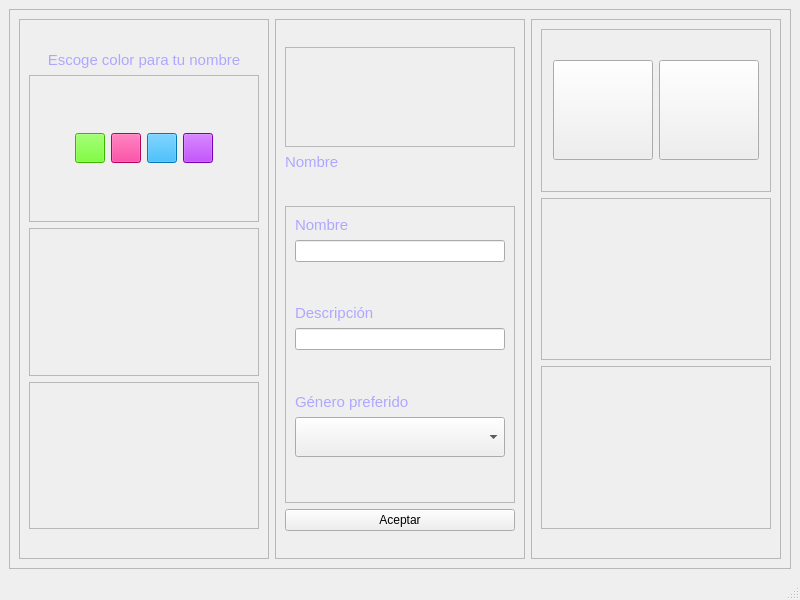
The window that views/cloudy_profile.ui (ximenaaloya/cloudymusic) describes before a commit, drawn with Qt 5.
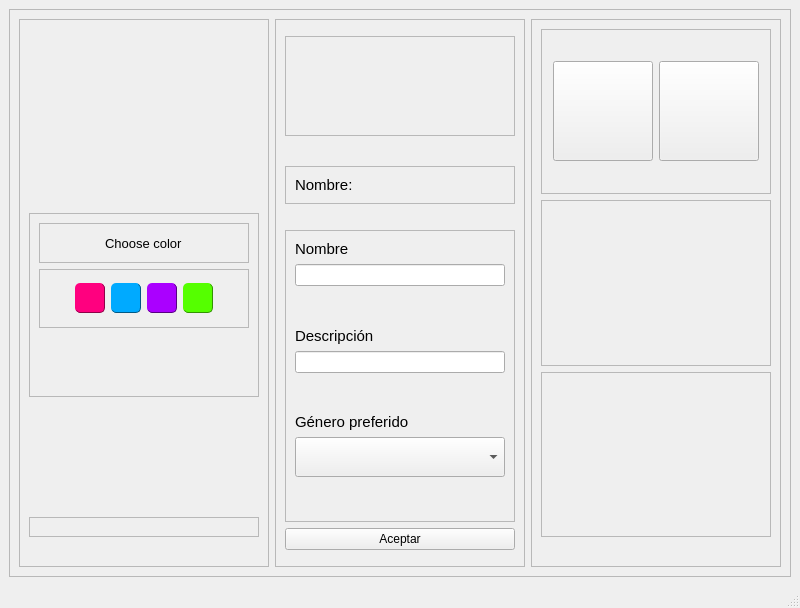
The same window after the commit. Icons and pictures are not drawn.

What changed in the file:
```diff
--- a/views/cloudy_profile.ui
+++ b/views/cloudy_profile.ui
@@ -7,24 +7,38 @@
     <x>0</x>
     <y>0</y>
     <width>800</width>
-    <height>600</height>
+    <height>608</height>
    </rect>
   </property>
   <property name="windowTitle">
    <string>MainWindow</string>
   </property>
   <property name="styleSheet">
-   <string notr="true">.fondo{
-background-color:rgb(3, 2, 7);
-}
-
-.btnFondo{
+   <string notr="true">.btnFondo{
 background-color: rgb(40, 27, 92);
+border-radius:20px;
 }
+.btnFondo:hover{
+background-color:rgb(18, 12, 41);
+}
+
 .line{
-border-radius:15px;
+border-radius:10px;
 height:40px;
-}</string>
+}
+.colorLbl{
+color:rgbrgb(40, 27, 92);
+}
+.boton{
+background-color:rgb(175, 167, 255);
+border-bottom:1px solid rgb(85, 0, 127);
+height:30;
+border-radius:10px;
+}
+.boton:hover{
+background-color:rgb(133, 121, 252);
+}
+</string>
   </property>
   <property name="class" stdset="0">
    <string>fondo</string>
@@ -53,63 +67,104 @@
            <layout class="QVBoxLayout" name="verticalLayout_2">
             <item>
              <layout class="QVBoxLayout" name="verticalLayout">
+              <property name="spacing">
+               <number>120</number>
+              </property>
+              <item>
+               <spacer name="verticalSpacer_7">
+                <property name="orientation">
+                 <enum>Qt::Vertical</enum>
+                </property>
+                <property name="sizeHint" stdset="0">
+                 <size>
+                  <width>20</width>
+                  <height>40</height>
+                 </size>
+                </property>
+               </spacer>
+              </item>
+              <item>
+               <widget class="QFrame" name="frame_11">
+                <property name="frameShape">
+                 <enum>QFrame::StyledPanel</enum>
+                </property>
+                <property name="frameShadow">
+                 <enum>QFrame::Raised</enum>
+                </property>
+                <layout class="QHBoxLayout" name="horizontalLayout_14">
+                 <item>
+                  <layout class="QVBoxLayout" name="verticalLayout_10">
+                   <item>
+                    <widget class="QFrame" name="frame_15">
+                     <property name="frameShape">
+                      <enum>QFrame::StyledPanel</enum>
+                     </property>
+                     <property name="frameShadow">
+                      <enum>QFrame::Raised</enum>
+                     </property>
+                     <layout class="QVBoxLayout" name="verticalLayout_12">
+                      <item>
+                       <layout class="QHBoxLayout" name="horizontalLayout_18">
+                        <item>
+                         <spacer name="horizontalSpacer_6">
+                          <property name="orientation">
+                           <enum>Qt::Horizontal</enum>
+                          </property>
+                          <property name="sizeHint" stdset="0">
+                           <size>
+                            <width>40</width>
+                            <height>20</height>
+                           </size>
+                          </property>
+                         </spacer>
+                        </item>
               <item>
                <widget class="QLabel" name="label">
-                <property name="maximumSize">
-                 <size>
-                  <width>16777215</width>
-                  <height>40</height>
-                 </size>
-                </property>
                 <property name="font">
                  <font>
-                  <pointsize>11</pointsize>
-                 </font>
-                </property>
-                <property name="styleSheet">
-                 <string notr="true">color:rgb(175, 167, 255);</string>
-                </property>
+                            <pointsize>10</pointsize>
+                           </font>
+                          </property>
                 <property name="text">
-                 <string>Escoge color para tu nombre</string>
-                </property>
-                <property name="alignment">
-                 <set>Qt::AlignBottom|Qt::AlignHCenter</set>
-                </property>
+                           <string>Choose color</string>
+                          </property>
                </widget>
               </item>
               <item>
-               <widget class="QFrame" name="frame_12">
-                <property name="frameShape">
-                 <enum>QFrame::StyledPanel</enum>
-                </property>
-                <property name="frameShadow">
-                 <enum>QFrame::Raised</enum>
-                </property>
-                <layout class="QHBoxLayout" name="horizontalLayout_9">
+                         <spacer name="horizontalSpacer_5">
+                          <property name="orientation">
+                           <enum>Qt::Horizontal</enum>
+                          </property>
+                          <property name="sizeHint" stdset="0">
+                           <size>
+                            <width>40</width>
+                            <height>20</height>
+                           </size>
+                          </property>
+                         </spacer>
+                        </item>
+                       </layout>
+                      </item>
+                     </layout>
+                    </widget>
+                   </item>
                  <item>
-                  <layout class="QHBoxLayout" name="horizontalLayout_8">
-                   <item>
-                    <widget class="QPushButton" name="btn_v">
+                    <widget class="QFrame" name="frame_14">
                      <property name="sizePolicy">
-                      <sizepolicy hsizetype="Fixed" vsizetype="Fixed">
+                      <sizepolicy hsizetype="Expanding" vsizetype="Expanding">
                        <horstretch>0</horstretch>
                        <verstretch>0</verstretch>
                       </sizepolicy>
                      </property>
-                     <property name="maximumSize">
-                      <size>
-                       <width>30</width>
-                       <height>30</height>
-                      </size>
+                     <property name="frameShape">
+                      <enum>QFrame::StyledPanel</enum>
                      </property>
-                     <property name="styleSheet">
-                      <string notr="true">background-color: rgb(85, 255, 0);</string>
+                     <property name="frameShadow">
+                      <enum>QFrame::Raised</enum>
                      </property>
-                     <property name="text">
-                      <string/>
-                     </property>
-                    </widget>
-                   </item>
+                     <layout class="QHBoxLayout" name="horizontalLayout_17">
+                      <item>
+                       <layout class="QHBoxLayout" name="horizontalLayout_13">
                    <item>
                     <widget class="QPushButton" name="btn_r">
                      <property name="maximumSize">
@@ -119,7 +174,10 @@
                       </size>
                      </property>
                      <property name="styleSheet">
-                      <string notr="true">background-color: rgb(255, 0, 127);</string>
+                           <string notr="true">background-color: rgb(255, 0, 127);
+border-radius:5px;
+border-bottom:1px solid rgb(140, 1, 71);
+border-right:1px solid rgb(140, 1, 71);</string>
                      </property>
                      <property name="text">
                       <string/>
@@ -135,7 +193,10 @@
                       </size>
                      </property>
                      <property name="styleSheet">
-                      <string notr="true">background-color: rgb(0, 170, 255);</string>
+                           <string notr="true">background-color: rgb(0, 170, 255);
+border-radius:5px;
+border-bottom:1px solid rgb(1, 89, 133);
+border-right:1px solid rgb(1, 89, 133);</string>
                      </property>
                      <property name="text">
                       <string/>
@@ -151,36 +212,86 @@
                       </size>
                      </property>
                      <property name="styleSheet">
-                      <string notr="true">background-color: rgb(170, 0, 255);</string>
+                           <string notr="true">background-color: rgb(170, 0, 255);
+border-radius:5px;
+border-bottom:1px solid rgb(87, 0, 130);
+border-right:1px solid rgb(87, 0, 130);</string>
                      </property>
                      <property name="text">
                       <string/>
                      </property>
                     </widget>
                    </item>
+                        <item>
+                         <widget class="QPushButton" name="btn_v">
+                          <property name="sizePolicy">
+                           <sizepolicy hsizetype="Fixed" vsizetype="Fixed">
+                            <horstretch>0</horstretch>
+                            <verstretch>0</verstretch>
+                           </sizepolicy>
+                          </property>
+                          <property name="maximumSize">
+                           <size>
+                            <width>30</width>
+                            <height>30</height>
+                           </size>
+                          </property>
+                          <property name="cursor">
+                           <cursorShape>PointingHandCursor</cursorShape>
+                          </property>
+                          <property name="styleSheet">
+                           <string notr="true">background-color: rgb(85, 255, 0);
+border-radius:5px;
+border-bottom:1px solid rgb(50, 148, 1);
+border-right:1px solid rgb(50, 148, 1);</string>
+                          </property>
+                          <property name="text">
+                           <string/>
+                          </property>
+                         </widget>
+                        </item>
                   </layout>
                  </item>
                 </layout>
                </widget>
               </item>
               <item>
-               <widget class="QFrame" name="frame_11">
-                <property name="frameShape">
-                 <enum>QFrame::StyledPanel</enum>
-                </property>
-                <property name="frameShadow">
-                 <enum>QFrame::Raised</enum>
-                </property>
+                    <spacer name="verticalSpacer_8">
+                     <property name="orientation">
+                      <enum>Qt::Vertical</enum>
+                     </property>
+                     <property name="sizeHint" stdset="0">
+                      <size>
+                       <width>20</width>
+                       <height>40</height>
+                      </size>
+                     </property>
+                    </spacer>
+                   </item>
+                  </layout>
+                 </item>
+                </layout>
                </widget>
               </item>
               <item>
                <widget class="QFrame" name="frame_10">
+                <property name="maximumSize">
+                 <size>
+                  <width>16777215</width>
+                  <height>50</height>
+                 </size>
+                </property>
                 <property name="frameShape">
                  <enum>QFrame::StyledPanel</enum>
                 </property>
                 <property name="frameShadow">
                  <enum>QFrame::Raised</enum>
                 </property>
+                <layout class="QHBoxLayout" name="horizontalLayout_16">
+                 <item>
+                  <layout class="QHBoxLayout" name="horizontalLayout_15"/>
+                 </item>
+                </layout>
                </widget>
               </item>
               <item>
@@ -316,21 +427,6 @@
                 </layout>
                </widget>
               </item>
-              <item>
-               <widget class="QLabel" name="lbl_name">
-                <property name="font">
-                 <font>
-                  <pointsize>11</pointsize>
-                 </font>
-                </property>
-                <property name="styleSheet">
-                 <string notr="true">color:rgb(175, 167, 255);</string>
-                </property>
-                <property name="text">
-                 <string>Nombre</string>
-                </property>
-               </widget>
-              </item>
               <item>
                <spacer name="verticalSpacer_4">
                 <property name="orientation">
@@ -344,6 +440,65 @@
                 </property>
                </spacer>
               </item>
+              <item>
+               <widget class="QFrame" name="frame_13">
+                <property name="sizePolicy">
+                 <sizepolicy hsizetype="Expanding" vsizetype="Expanding">
+                  <horstretch>0</horstretch>
+                  <verstretch>0</verstretch>
+                 </sizepolicy>
+                </property>
+                <property name="minimumSize">
+                 <size>
+                  <width>0</width>
+                  <height>0</height>
+                 </size>
+                </property>
+                <property name="frameShape">
+                 <enum>QFrame::StyledPanel</enum>
+                </property>
+                <property name="frameShadow">
+                 <enum>QFrame::Raised</enum>
+                </property>
+                <layout class="QHBoxLayout" name="horizontalLayout_12">
+                 <item>
+                  <layout class="QHBoxLayout" name="horizontalLayout_11">
+                   <item>
+                    <widget class="QLabel" name="lbl_name">
+                     <property name="font">
+                      <font>
+                       <pointsize>11</pointsize>
+                      </font>
+                     </property>
+                     <property name="styleSheet">
+                      <string notr="true"/>
+                     </property>
+                     <property name="text">
+                      <string>Nombre:</string>
+                     </property>
+                     <property name="class" stdset="0">
+                      <string>colorLbl</string>
+                     </property>
+                    </widget>
+                   </item>
+                  </layout>
+                 </item>
+                </layout>
+               </widget>
+              </item>
+              <item>
+               <spacer name="horizontalSpacer_7">
+                <property name="orientation">
+                 <enum>Qt::Horizontal</enum>
+                </property>
+                <property name="sizeHint" stdset="0">
+                 <size>
+                  <width>40</width>
+                  <height>20</height>
+                 </size>
+                </property>
+               </spacer>
+              </item>
               <item>
                <widget class="QFrame" name="frame_5">
                 <property name="sizePolicy">
@@ -375,7 +530,7 @@
                       </font>
                      </property>
                      <property name="styleSheet">
-                      <string notr="true">color:rgb(175, 167, 255);</string>
+                      <string notr="true"/>
                      </property>
                      <property name="text">
                       <string>Nombre</string>
@@ -422,7 +577,7 @@
                       </font>
                      </property>
                      <property name="styleSheet">
-                      <string notr="true">color:rgb(175, 167, 255);</string>
+                      <string notr="true"/>
                      </property>
                      <property name="text">
                       <string>Descripción</string>
@@ -469,7 +624,7 @@
                       </font>
                      </property>
                      <property name="styleSheet">
-                      <string notr="true">color:rgb(175, 167, 255);</string>
+                      <string notr="true"/>
                      </property>
                      <property name="text">
                       <string>Género preferido</string>
@@ -574,6 +729,12 @@
                        <height>100</height>
                       </size>
                      </property>
+                     <property name="cursor">
+                      <cursorShape>PointingHandCursor</cursorShape>
+                     </property>
+                     <property name="styleSheet">
+                      <string notr="true"/>
+                     </property>
                      <property name="text">
                       <string/>
                      </property>
@@ -606,6 +767,12 @@
                        <height>100</height>
                       </size>
                      </property>
+                     <property name="cursor">
+                      <cursorShape>PointingHandCursor</cursorShape>
+                     </property>
+                     <property name="styleSheet">
+                      <string notr="true"/>
+                     </property>
                      <property name="text">
                       <string/>
                      </property>
```
Left out of the diff: 29 changed lines with no effect on the pictures. Lines whose indentation alone changed are shown as unchanged.
